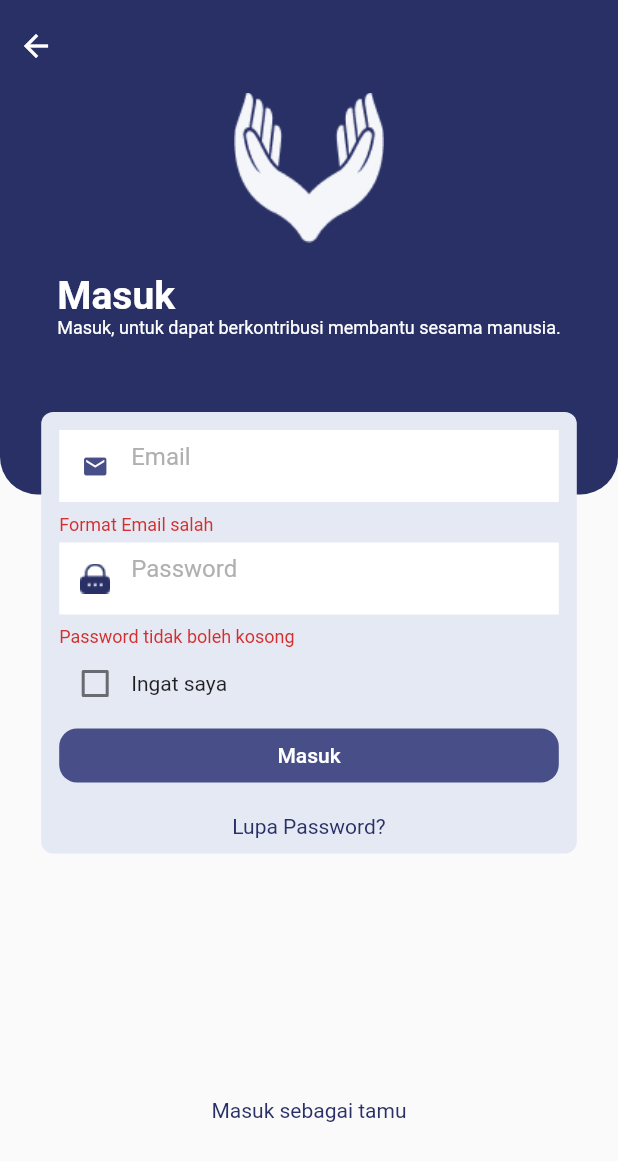
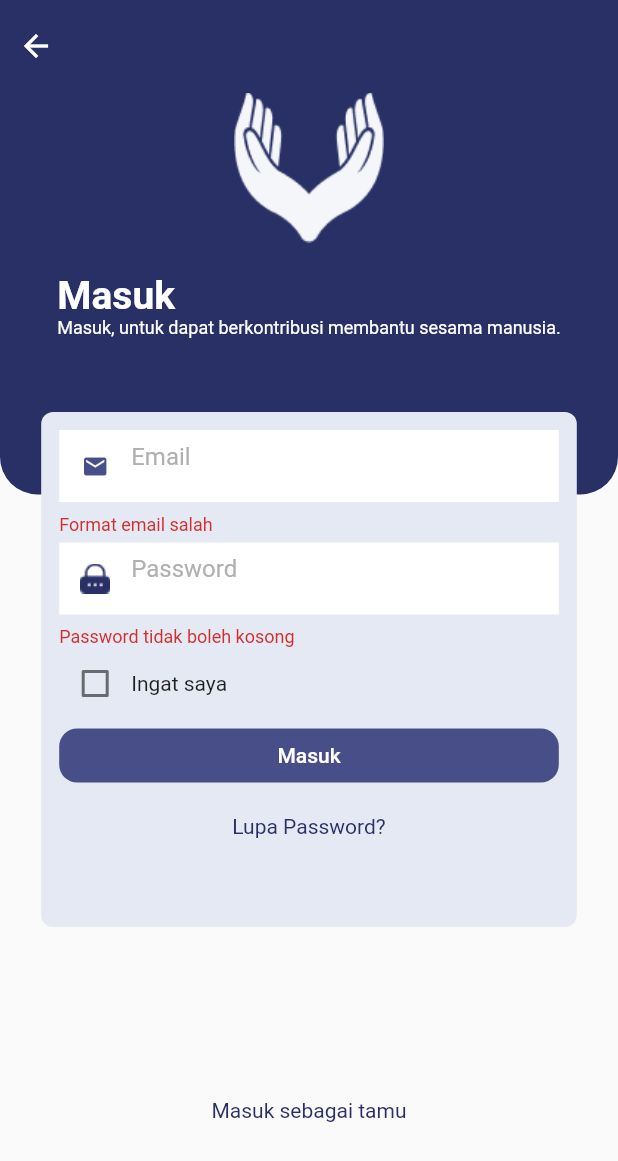
Before and after one commit to Capstone-Alterra/flutter-raih-peduli, a Flutter app: the SignIn screen opened directly, after a tap on "Masuk", on a phone screen of 412 x 824 dp. Shown: the top 1161 px of the screen. Run offline on Flutter 3.47's test engine with Material 2 defaults, Android fonts, the phone set to English and light mode, and no system bars; our stand-ins replace dio, email_validator, flutter_otp_text_field, flutter_svg, quickalert, shared_preferences; accounts and stored records are empty.

Commit message:
menatur tinggi container

```diff
--- a/lib/screen/view/signin_dan_signup/sign_in.dart
+++ b/lib/screen/view/signin_dan_signup/sign_in.dart
@@ -91,8 +91,12 @@ class SignIn extends StatelessWidget {
                   top: heightMediaQuery / 3,
                   left: widthMediaQuery / 15,
                   right: widthMediaQuery / 15,
-                  child: Container(
-                    height: heightMediaQuery / 2.8,
+                  child: Consumer<SignInViewModel>(
+                    builder: (context, model, child) {
+                      return Container(
+                        height: viewModel.heightContainer
+                            ? heightMediaQuery / 2.4
+                            : heightMediaQuery / 2.8,
                         decoration: const BoxDecoration(
                           color: Color(0xFFE5E9F4),
                           borderRadius: BorderRadius.all(
@@ -131,7 +135,7 @@ class SignIn extends StatelessWidget {
                                   Row(
                                     children: [
                                       Consumer<SignInViewModel>(
-                                    builder: (context, viewModel, child) {
+                                        builder: (context, model, child) {
                                           return Checkbox(
                                             value: viewModel.rememberMe,
                                             onChanged: (bool? value) {
@@ -154,11 +158,12 @@ class SignIn extends StatelessWidget {
                                           .validate()) {
                                         await viewModel.signIn();
                                         // if (viewModel.rememberMe != false) {
-                                    final accessToken =
-                                        viewModel.dataLogin!.data.accessToken;
-                                    final refreshToken =
-                                        viewModel.dataLogin!.data.refreshToken;
-                                    await viewModel.saveDataSharedPreferences(
+                                        final accessToken = viewModel
+                                            .dataLogin!.data.accessToken;
+                                        final refreshToken = viewModel
+                                            .dataLogin!.data.refreshToken;
+                                        await viewModel
+                                            .saveDataSharedPreferences(
                                                 accessToken, refreshToken);
                                         // }
                                         // Navigator.of(context).push(
@@ -199,6 +204,8 @@ class SignIn extends StatelessWidget {
                             ),
                           ),
                         ),
+                      );
+                    },
                   ),
                 ),
                 Positioned(
--- a/lib/screen/view_model/view_model_forget_password.dart
+++ b/lib/screen/view_model/view_model_forget_password.dart
@@ -39,7 +39,7 @@ class ForgetPasswordViewModel with ChangeNotifier {
     if (value.isEmpty) {
       return 'Email tidak boleh kosong';
     } else if (!EmailValidator.validate(value)) {
-      return 'Format Email salah';
+      return 'Format email salah';
     }
     return null;
   }
--- a/lib/screen/view_model/view_model_signin.dart
+++ b/lib/screen/view_model/view_model_signin.dart
@@ -10,6 +10,7 @@ class SignInViewModel with ChangeNotifier {
   final TextEditingController password = TextEditingController();
   final service = SignInService();
   bool rememberMe = false;
+  bool heightContainer = false;
   ModelSignIn? dataLogin;
 
   Future<void> signIn() async {
@@ -38,16 +39,24 @@ class SignInViewModel with ChangeNotifier {
   }
 
   String? validateEmail(String value) {
+    heightContainer = true;
+    notifyListeners();
     if (!EmailValidator.validate(value)) {
-      return 'Format Email salah';
+      return 'Format email salah';
     }
+    heightContainer = false;
+    notifyListeners();
     return null;
   }
 
   String? validatePassword(String value) {
+    heightContainer = true;
+    notifyListeners();
     if (value.isEmpty) {
       return 'Password tidak boleh kosong';
     }
+    heightContainer = false;
+    notifyListeners();
     return null;
   }
 }
--- a/lib/screen/view_model/view_model_signup.dart
+++ b/lib/screen/view_model/view_model_signup.dart
@@ -58,7 +58,7 @@ class SignUpViewModel with ChangeNotifier {
     if (value.isEmpty) {
       return 'Email tidak boleh kosong';
     } else if (!EmailValidator.validate(value)) {
-      return 'Format Email salah';
+      return 'Format email salah';
     }
     return null;
   }
```
Lines whose indentation alone changed are shown as unchanged.
